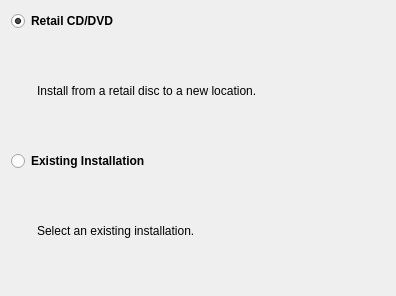
Qt form files/ui/wizard/methodselectionpage.ui (OpenMW/openmw) before a commit.
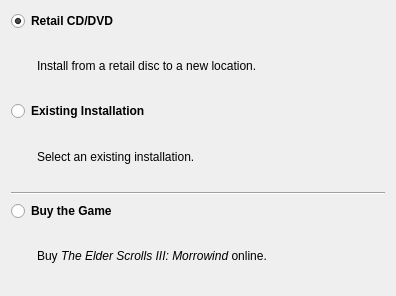
The same form after that commit. Icons and pictures are not drawn.

What changed in the file:
```diff
--- a/files/ui/wizard/methodselectionpage.ui
+++ b/files/ui/wizard/methodselectionpage.ui
@@ -147,6 +147,72 @@
      </item>
     </layout>
    </item>
+   <item>
+    <widget class="Line" name="line">
+     <property name="orientation">
+      <enum>Qt::Horizontal</enum>
+     </property>
+    </widget>
+   </item>
+   <item>
+    <widget class="QRadioButton" name="buyRadioButton">
+     <property name="styleSheet">
+      <string notr="true">font-weight:bold</string>
+     </property>
+     <property name="text">
+      <string>Buy the Game</string>
+     </property>
+    </widget>
+   </item>
+   <item>
+    <layout class="QHBoxLayout" name="buyLayout">
+     <item>
+      <spacer name="horizontalSpacer_3">
+       <property name="orientation">
+        <enum>Qt::Horizontal</enum>
+       </property>
+       <property name="sizeType">
+        <enum>QSizePolicy::Maximum</enum>
+       </property>
+       <property name="sizeHint" stdset="0">
+        <size>
+         <width>20</width>
+         <height>20</height>
+        </size>
+       </property>
+      </spacer>
+     </item>
+     <item>
+      <widget class="QLabel" name="buyIconLabel">
+       <property name="sizePolicy">
+        <sizepolicy hsizetype="Maximum" vsizetype="Maximum">
+         <horstretch>0</horstretch>
+         <verstretch>0</verstretch>
+        </sizepolicy>
+       </property>
+       <property name="text">
+        <string>&lt;html&gt;&lt;head/&gt;&lt;body&gt;&lt;p&gt;&lt;img src=&quot;:/icons/gnome/48x48/basket.png&quot;/&gt;&lt;/p&gt;&lt;/body&gt;&lt;/html&gt;</string>
+       </property>
+       <property name="textFormat">
+        <enum>Qt::RichText</enum>
+       </property>
+       <property name="alignment">
+        <set>Qt::AlignLeading|Qt::AlignLeft|Qt::AlignTop</set>
+       </property>
+      </widget>
+     </item>
+     <item>
+      <widget class="QLabel" name="buyLabel">
+       <property name="text">
+        <string>&lt;html&gt;&lt;head/&gt;&lt;body&gt;&lt;p&gt;Buy &lt;span style=&quot; font-style:italic;&quot;&gt;The Elder Scrolls III: Morrowind&lt;/span&gt; online.&lt;/p&gt;&lt;/body&gt;&lt;/html&gt;</string>
+       </property>
+       <property name="wordWrap">
+        <bool>true</bool>
+       </property>
+      </widget>
+     </item>
+    </layout>
+   </item>
   </layout>
  </widget>
  <resources/>
```
